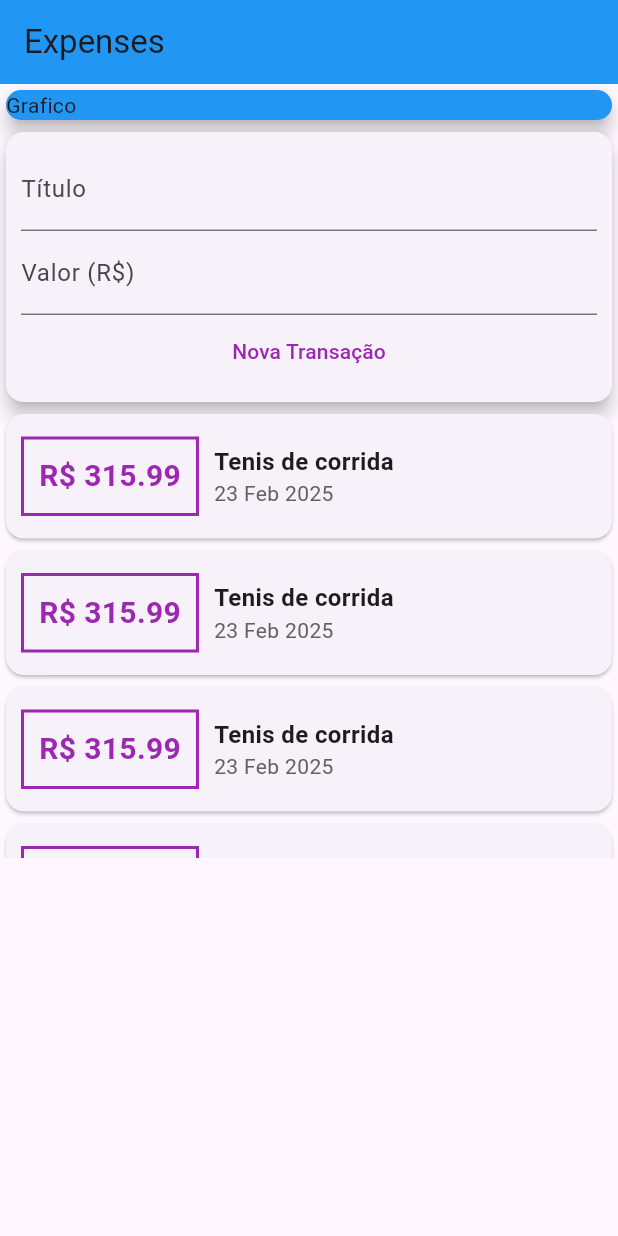
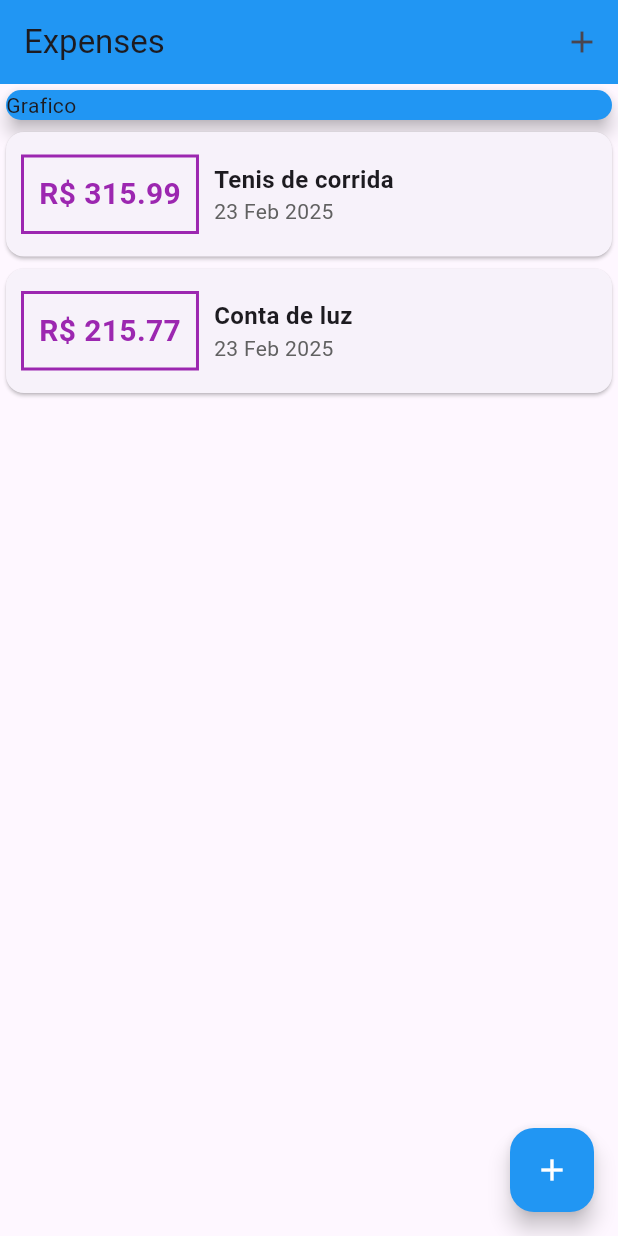
Before and after one commit to Petw143/despesas_pessoais, a Flutter app: the screen it shows after launch, on a phone screen of 412 x 824 dp. Run offline on Flutter 3.47's test engine with Material 3 defaults, Android fonts, the phone set to English and light mode, and no system bars.

Commit message:
Adicionando um modal e tirando o transaction_user

```diff
--- a/lib/components/transaction_list.dart
+++ b/lib/components/transaction_list.dart
@@ -10,7 +10,7 @@ class TransactionList extends StatelessWidget {
   @override
   Widget build(BuildContext context) {
     return Container(
-      height: 300,
+      height: 350,
       child: ListView.builder(
         itemCount: transactions.length,
         itemBuilder: (ctx, index){
--- a/lib/components/transaction_user.dart
+++ /dev/null
@@ -1,52 +0,0 @@
-import 'dart:math';
-
-import 'package:despesas_pessoais/components/transaction_form.dart';
-import 'package:despesas_pessoais/components/transaction_list.dart';
-import 'package:despesas_pessoais/models/transaction.dart';
-import 'package:flutter/material.dart';
-
-class TransactionUser extends StatefulWidget {
-  const TransactionUser({super.key});
-
-  @override
-  State<TransactionUser> createState() => _TransactionUserState();
-}
-
-class _TransactionUserState extends State<TransactionUser> {
-
-  final _transactions = [
-    Transaction(id: "t1", title: "Tenis de corrida", value: 315.99, date: DateTime.now()),
-    Transaction(id: "t2", title: "Tenis de corrida", value: 315.99, date: DateTime.now()),
-    Transaction(id: "t3", title: "Tenis de corrida", value: 315.99, date: DateTime.now()),
-    Transaction(id: "t4", title: "Tenis de corrida", value: 315.99, date: DateTime.now()),
-    Transaction(id: "t5", title: "Tenis de corrida", value: 315.99, date: DateTime.now()),
-    Transaction(id: "t6", title: "Tenis de corrida", value: 315.99, date: DateTime.now()),
-    Transaction(id: "t7", title: "Tenis de corrida", value: 315.99, date: DateTime.now()),
-    Transaction(id: "t8", title: "Tenis de corrida", value: 315.99, date: DateTime.now()),
-    Transaction(id: "t9", title: "Tenis de corrida", value: 315.99, date: DateTime.now()),
-    Transaction(id: "t10", title: "Conta de luz", value: 215.77, date: DateTime.now())
-  ];
-
-  void _addTransaction(String title, double value) {
-    final Transaction newTransaction = Transaction(
-      id: Random().nextDouble().toString(),
-      title: title,
-      value: value,
-      date: DateTime.now()
-    );
-
-    setState(() {
-      _transactions.add(newTransaction);
-    });
-  }
-
-  @override
-  Widget build(BuildContext context) {
-    return Column(
-      children: <Widget>[
-        TransactionForm(_addTransaction),
-        TransactionList(_transactions)
-      ],
-    );
-  }
-}
--- a/lib/main.dart
+++ b/lib/main.dart
@@ -1,8 +1,11 @@
-import 'package:despesas_pessoais/components/transaction_user.dart';
+import 'dart:math';
+
+import 'package:despesas_pessoais/components/transaction_form.dart';
+import 'package:despesas_pessoais/components/transaction_list.dart';
+import 'package:despesas_pessoais/models/transaction.dart';
 import 'package:flutter/material.dart';
 
 main() => runApp(ExpensesApp());
-
 
 class ExpensesApp extends StatelessWidget {
   @override
@@ -13,7 +16,41 @@ class ExpensesApp extends StatelessWidget {
   }
 }
 
-class MyHomePage extends StatelessWidget {
+class MyHomePage extends StatefulWidget {
+  @override
+  State<MyHomePage> createState() => _MyHomePageState();
+}
+
+class _MyHomePageState extends State<MyHomePage> {
+  final _transactions = [
+    Transaction(
+        id: "t1",
+        title: "Tenis de corrida",
+        value: 315.99,
+        date: DateTime.now()),
+    Transaction(
+        id: "t10", title: "Conta de luz", value: 215.77, date: DateTime.now())
+  ];
+
+  void _addTransaction(String title, double value) {
+    final Transaction newTransaction = Transaction(
+        id: Random().nextDouble().toString(),
+        title: title,
+        value: value,
+        date: DateTime.now());
+
+    setState(() {
+      _transactions.add(newTransaction);
+    });
+  }
+
+  _openTransactionFormModal(BuildContext context) {
+    showModalBottomSheet(
+        context: context,
+        builder: (_) {
+          return TransactionForm(_addTransaction);
+        });
+  }
 
   @override
   Widget build(BuildContext context) {
@@ -21,10 +58,13 @@ class MyHomePage extends StatelessWidget {
       appBar: AppBar(
         backgroundColor: Colors.blue,
         title: Text("Expenses"),
+        actions: <Widget>[
+          IconButton(onPressed: () => _openTransactionFormModal(context), icon: Icon(Icons.add))
+        ],
       ),
       body: SingleChildScrollView(
         child: Column(
-          crossAxisAlignment:  CrossAxisAlignment.stretch,
+          crossAxisAlignment: CrossAxisAlignment.stretch,
           children: <Widget>[
             Container(
               child: Card(
@@ -33,10 +73,18 @@ class MyHomePage extends StatelessWidget {
                 child: Text("Grafico"),
               ),
             ),
-            TransactionUser()
+            TransactionList(_transactions),
           ],
         ),
-      )
+      ),
+      floatingActionButton: FloatingActionButton(
+        backgroundColor: Colors.blue,
+        child: Icon(
+          Icons.add,
+          color: Colors.white,
+        ),
+        onPressed: () => _openTransactionFormModal(context),
+      ),
     );
   }
 }
```
Also changed, not shown: lib/components/transaction_form.dart (+9 -1 lines).
